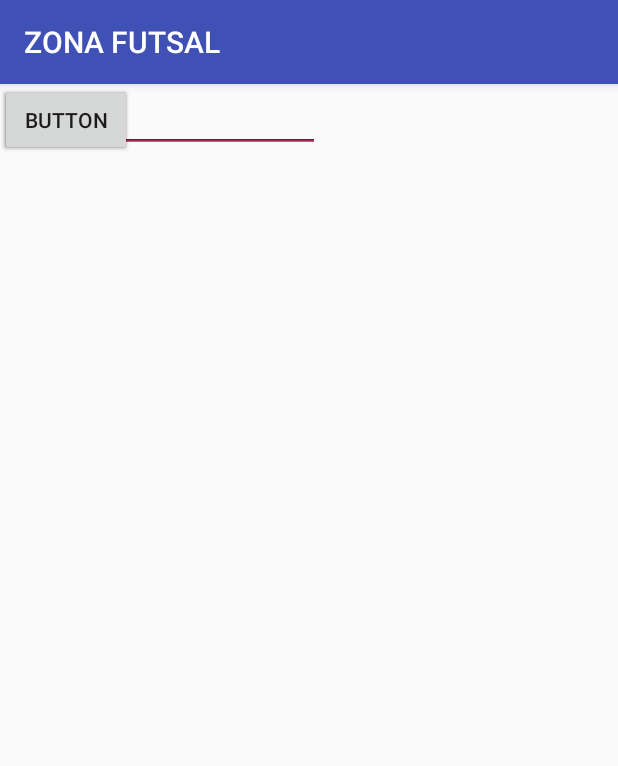
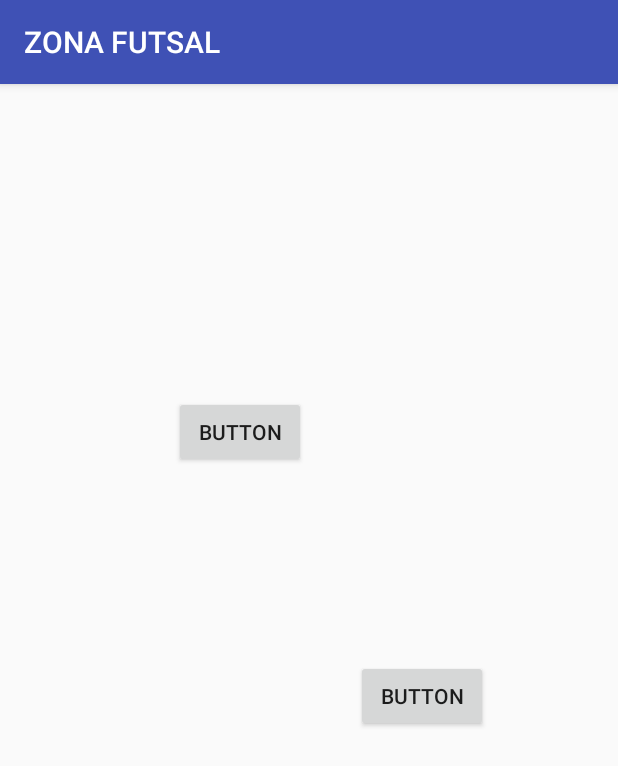
Before and after one commit to Pandaw-5/zonaFutsal, an Android app: the screen it shows after launch (MainActivity), on a phone screen of 412 x 824 dp. Shown: the top 766 px of the screen. Run offline under Robolectric (Android 15) with nearby library versions, the phone set to English and light mode, and no system bars.

Commit message:
tombol intent di main activity

```diff
--- a/ZONAFUTSAL/app/src/main/java/com/example/andre/zonafutsal/MainActivity.java
+++ b/ZONAFUTSAL/app/src/main/java/com/example/andre/zonafutsal/MainActivity.java
@@ -1,14 +1,35 @@
 package com.example.andre.zonafutsal;
 
+import android.content.Intent;
 import android.support.v7.app.AppCompatActivity;
 import android.os.Bundle;
+import android.view.View;
+import android.widget.Button;
 
 public class MainActivity extends AppCompatActivity {
-
+    private Button button9;
+    private Button button10;
     @Override
     protected void onCreate(Bundle savedInstanceState) {
         super.onCreate(savedInstanceState);
         setContentView(R.layout.activity_main);
-        adadw;
+
+        button9 = (Button) findViewById(R.id.button9);
+        button9.setOnClickListener(new View.OnClickListener() {
+            @Override
+            public void onClick(View view) {
+                Intent Intent = new Intent(MainActivity.this, TampilanTekanButtonDetailLapangan.class);
+                startActivity(Intent);
+            }
+        });
+
+        button10 = (Button) findViewById(R.id.button10);
+        button10.setOnClickListener(new View.OnClickListener() {
+            @Override
+            public void onClick(View view) {
+                Intent Intent = new Intent(MainActivity.this, TampilanUserSudahLogin.class);
+                startActivity(Intent);
+            }
+        });
     }
 }
--- a/ZONAFUTSAL/app/src/main/res/layout/activity_main.xml
+++ b/ZONAFUTSAL/app/src/main/res/layout/activity_main.xml
@@ -7,50 +7,37 @@
     tools:context="com.example.andre.zonafutsal.MainActivity">
 
     <Button
-        android:id="@+id/button6"
+        android:id="@+id/button9"
         android:layout_width="wrap_content"
         android:layout_height="wrap_content"
+        android:layout_marginBottom="384dp"
+        android:layout_marginEnd="194dp"
+        android:layout_marginLeft="102dp"
+        android:layout_marginRight="194dp"
+        android:layout_marginStart="102dp"
+        android:layout_marginTop="79dp"
+        android:onClick="Button"
         android:text="Button"
-        tools:ignore="MissingConstraints"
-        tools:layout_editor_absoluteX="168dp"
-        tools:layout_editor_absoluteY="75dp" />
+        app:layout_constraintBottom_toBottomOf="parent"
+        app:layout_constraintEnd_toEndOf="parent"
+        app:layout_constraintStart_toStartOf="parent"
+        app:layout_constraintTop_toTopOf="parent"
+        tools:ignore="MissingConstraints,OnClick" />
 
     <Button
-        android:id="@+id/button8"
+        android:id="@+id/button10"
         android:layout_width="wrap_content"
         android:layout_height="wrap_content"
+        android:layout_marginBottom="208dp"
+        android:layout_marginEnd="73dp"
+        android:layout_marginLeft="223dp"
+        android:layout_marginRight="73dp"
+        android:layout_marginStart="223dp"
+        android:layout_marginTop="255dp"
         android:text="Button"
-        tools:ignore="MissingConstraints"
-        tools:layout_editor_absoluteX="204dp"
-        tools:layout_editor_absoluteY="310dp" />
-
-    <Button
-        android:id="@+id/button7"
-        android:layout_width="wrap_content"
-        android:layout_height="wrap_content"
-        android:text="Button"
-        tools:ignore="MissingConstraints"
-        tools:layout_editor_absoluteX="126dp"
-        tools:layout_editor_absoluteY="196dp" />
-
-    <EditText
-        android:id="@+id/editText"
-        android:layout_width="wrap_content"
-        android:layout_height="wrap_content"
-        android:ems="10"
-        android:inputType="textPersonName"
-        android:text="Name"
-        tools:layout_editor_absoluteX="0dp"
-        tools:layout_editor_absoluteY="68dp"
-        tools:ignore="MissingConstraints" />
-
-    <EditText
-        android:id="@+id/editText2"
-        android:layout_width="wrap_content"
-        android:layout_height="wrap_content"
-        android:ems="10"
-        android:inputType="textPassword"
-        tools:layout_editor_absoluteX="0dp"
-        tools:layout_editor_absoluteY="212dp"
+        app:layout_constraintBottom_toBottomOf="parent"
+        app:layout_constraintEnd_toEndOf="parent"
+        app:layout_constraintStart_toStartOf="parent"
+        app:layout_constraintTop_toTopOf="parent"
         tools:ignore="MissingConstraints" />
 </android.support.constraint.ConstraintLayout>
```
